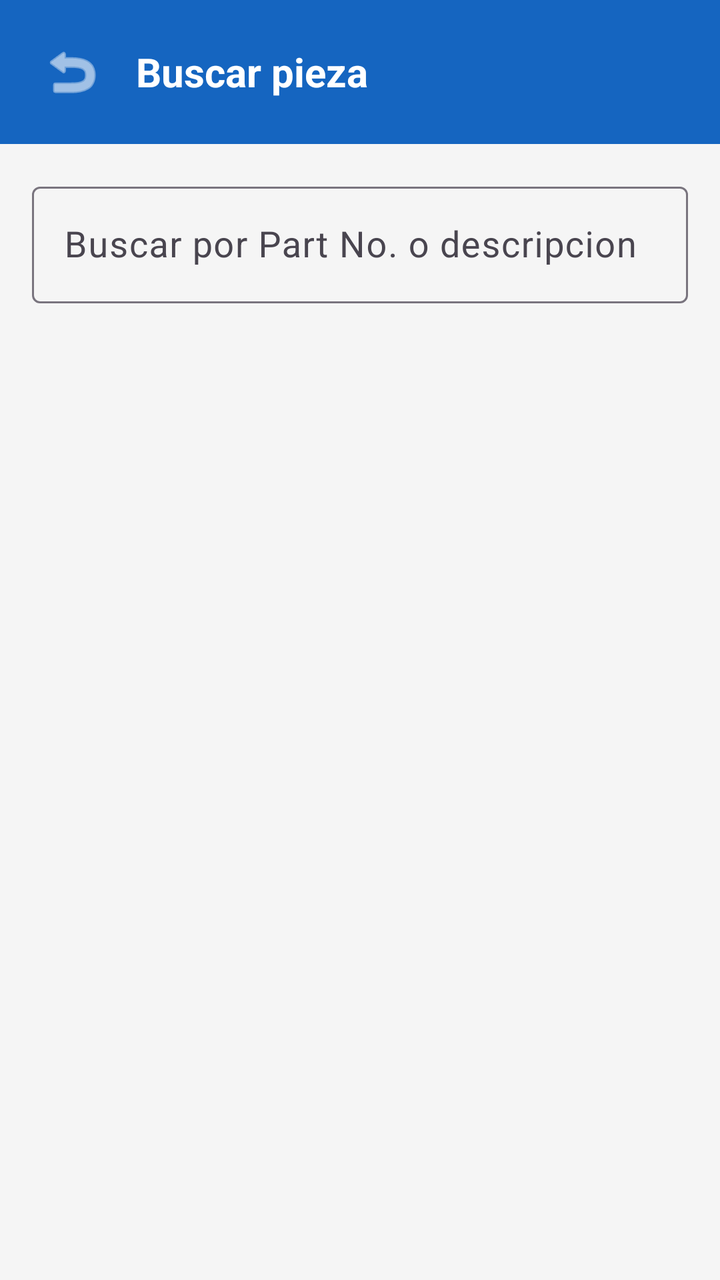
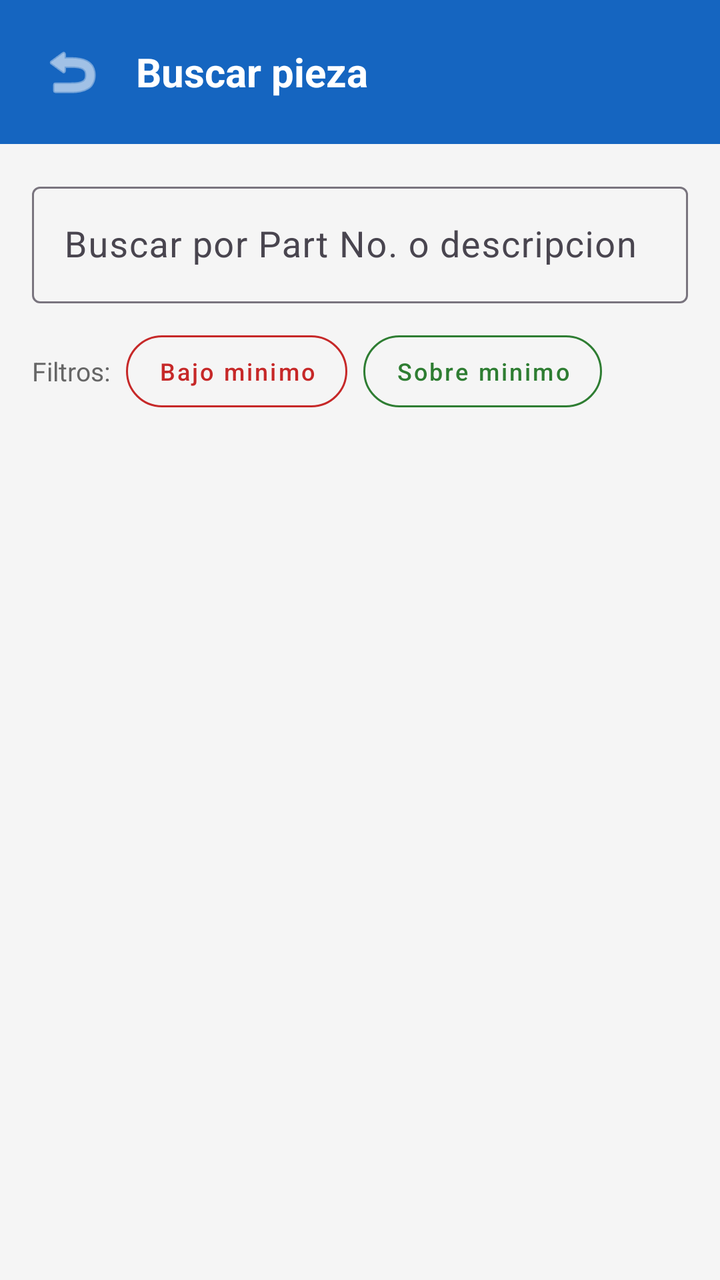

Screens rendered from an Android XML layout before and after an edit, with the pre-edit source and the edit as a unified diff.
<!-- AndroidManifest.xml: activity theme Theme.InventarioAlmacen -->
<!-- res/layout/activity_search.xml -->
<?xml version="1.0" encoding="utf-8"?>
<LinearLayout
    xmlns:android="http://schemas.android.com/apk/res/android"
    xmlns:app="http://schemas.android.com/apk/res-auto"
    android:layout_width="match_parent"
    android:layout_height="match_parent"
    android:orientation="vertical"
    android:background="@color/background">

    
    <LinearLayout
        android:layout_width="match_parent"
        android:layout_height="wrap_content"
        android:orientation="horizontal"
        android:background="@color/primary"
        android:padding="16dp"
        android:gravity="center_vertical">

        <ImageButton
            android:id="@+id/btnBack"
            android:layout_width="40dp"
            android:layout_height="40dp"
            android:src="@android:drawable/ic_menu_revert"
            android:background="?attr/selectableItemBackgroundBorderless"
            android:contentDescription="Volver"
            app:tint="@android:color/white" />

        <TextView
            android:layout_width="0dp"
            android:layout_height="wrap_content"
            android:layout_weight="1"
            android:text="Buscar pieza"
            android:textColor="@android:color/white"
            android:textSize="20sp"
            android:textStyle="bold"
            android:layout_marginStart="12dp" />
    </LinearLayout>

    <com.google.android.material.textfield.TextInputLayout
        android:layout_width="match_parent"
        android:layout_height="wrap_content"
        android:hint="Buscar por Part No. o descripcion"
        android:layout_margin="16dp">

        <com.google.android.material.textfield.TextInputEditText
            android:id="@+id/etSearch"
            android:layout_width="match_parent"
            android:layout_height="wrap_content"
            android:inputType="textCapCharacters"
            android:imeOptions="actionSearch"
            android:textSize="18sp" />
    </com.google.android.material.textfield.TextInputLayout>

    <TextView
        android:id="@+id/tvResultCount"
        android:layout_width="match_parent"
        android:layout_height="wrap_content"
        android:paddingStart="16dp"
        android:paddingEnd="16dp"
        android:paddingBottom="8dp"
        android:textSize="13sp"
        android:textColor="#888888" />

    <ProgressBar
        android:id="@+id/progressBar"
        android:layout_width="wrap_content"
        android:layout_height="wrap_content"
        android:layout_gravity="center"
        android:layout_marginTop="20dp"
        android:visibility="gone" />

    <androidx.recyclerview.widget.RecyclerView
        android:id="@+id/recyclerResults"
        android:layout_width="match_parent"
        android:layout_height="match_parent"
        android:clipToPadding="false"
        android:paddingBottom="16dp" />

</LinearLayout>
<!-- resources referenced by this layout -->
<resources>
  <color name="background">#F5F5F5</color>
  <color name="primary">#1565C0</color>
  <style name="Theme.InventarioAlmacen" parent="Theme.Material3.Light.NoActionBar">
          <item name="colorPrimary">@color/primary</item>
          <item name="colorPrimaryDark">@color/primary_dark</item>
          <item name="colorAccent">@color/accent</item>
          <item name="android:statusBarColor">@color/primary_dark</item>
      </style>
  <color name="primary_dark">#0D47A1</color>
  <color name="accent">#FF6F00</color>
</resources>

<!-- the commit's change to res/layout/activity_search.xml (unified diff, before → after) -->
@@ -51,6 +51,56 @@
             android:textSize="18sp" />
     </com.google.android.material.textfield.TextInputLayout>
 
+    
+    <LinearLayout
+        android:layout_width="match_parent"
+        android:layout_height="wrap_content"
+        android:orientation="horizontal"
+        android:paddingStart="16dp"
+        android:paddingEnd="16dp"
+        android:paddingBottom="8dp"
+        android:gravity="center_vertical">
+
+        <TextView
+            android:layout_width="wrap_content"
+            android:layout_height="wrap_content"
+            android:text="Filtros:"
+            android:textSize="13sp"
+            android:textColor="#666666"
+            android:layout_marginEnd="8dp" />
+
+        <com.google.android.material.button.MaterialButton
+            android:id="@+id/btnFilterLow"
+            style="@style/Widget.MaterialComponents.Button.OutlinedButton"
+            android:layout_width="wrap_content"
+            android:layout_height="36dp"
+            android:text="Bajo minimo"
+            android:textSize="12sp"
+            android:textAllCaps="false"
+            app:cornerRadius="18dp"
+            app:strokeColor="@color/stock_low"
+            android:textColor="@color/stock_low"
+            android:insetTop="0dp"
+            android:insetBottom="0dp"
+            android:minHeight="0dp"
+            android:layout_marginEnd="8dp" />
+
+        <com.google.android.material.button.MaterialButton
+            android:id="@+id/btnFilterOk"
+            style="@style/Widget.MaterialComponents.Button.OutlinedButton"
+            android:layout_width="wrap_content"
+            android:layout_height="36dp"
+            android:text="Sobre minimo"
+            android:textSize="12sp"
+            android:textAllCaps="false"
+            app:cornerRadius="18dp"
+            app:strokeColor="@color/stock_ok"
+            android:textColor="@color/stock_ok"
+            android:insetTop="0dp"
+            android:insetBottom="0dp"
+            android:minHeight="0dp" />
+    </LinearLayout>
+
     <TextView
         android:id="@+id/tvResultCount"
         android:layout_width="match_parent"
<!-- resource entries referenced after the edit -->
@@ -2,6 +2,8 @@
 <resources>
   <color name="background">#F5F5F5</color>
   <color name="primary">#1565C0</color>
+  <color name="stock_low">#C62828</color>
+  <color name="stock_ok">#2E7D32</color>
   <style name="Theme.InventarioAlmacen" parent="Theme.Material3.Light.NoActionBar">
           <item name="colorPrimary">@color/primary</item>
           <item name="colorPrimaryDark">@color/primary_dark</item>
